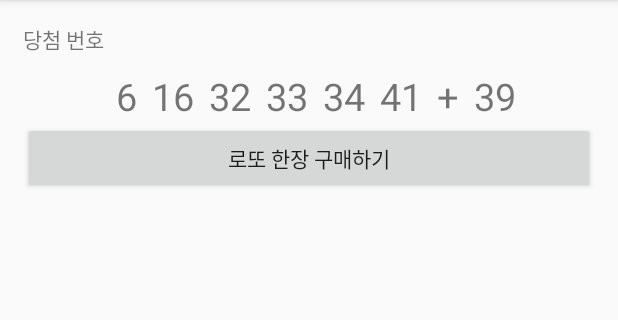
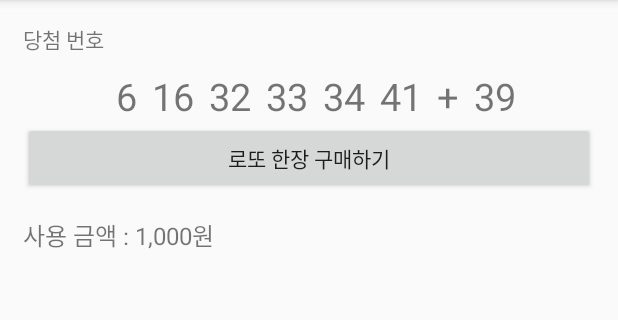
Before and after one commit to YUJIWAN/FinalProject_02_LottoSimulator, an Android app: the screen it shows after launch (MainActivity), after a tap on "로또 한장 구매하기", on a phone screen of 412 x 824 dp, the part 84-404 px from its top. Run offline under Robolectric (Android 15) with nearby library versions, the phone set to English and light mode, and no system bars; our stand-ins replace data binding.

Commit message:
사용금액 표시

```diff
--- a/app/src/main/java/kr/co/tjoeun/finalproject_02_lottosimulator/MainActivity.java
+++ b/app/src/main/java/kr/co/tjoeun/finalproject_02_lottosimulator/MainActivity.java
@@ -16,6 +16,7 @@ import kr.co.tjoeun.finalproject_02_lottosimulator.databinding.ActivityMainBindi
 
 public class MainActivity extends BaseActivity {
 
+    long useMoneyAmount = 0;
     List<TextView> winNumTxtList = new ArrayList<>();
     int[] winLottoNumArr = new int[6];
     int bounsNum = 0;
@@ -41,6 +42,11 @@ public class MainActivity extends BaseActivity {
 
 //                당첨번호를 생성하고 => 텍스트뷰에 반영
                 makeWinLottoNum();
+//                몇등인지 판단하는 함수
+                checkLottoRank();
+
+
+
             }
         });
     }
@@ -134,4 +140,13 @@ public class MainActivity extends BaseActivity {
 //        보너스 넘버가 생성됨.
         binding.bonusLottoNumTxt.setText(bounsNum+"");
     }
+    void checkLottoRank(){
+//        돈을 천원 지불+등수 확인
+        useMoneyAmount += 1000;
+
+        binding.useMoneyTxt.setText(String.format("사용 금액 : %,d원",useMoneyAmount));
+
+
+
+    }
 }
--- a/app/src/main/res/layout/activity_main.xml
+++ b/app/src/main/res/layout/activity_main.xml
@@ -93,5 +93,12 @@
             android:layout_height="wrap_content"
             android:text="로또 한장 구매하기"/>
 
+        <TextView
+            android:id="@+id/useMoneyTxt"
+            android:layout_marginTop="15dp"
+            android:textSize="16sp"
+            android:text="사용 금액 : 0원"
+            android:layout_width="wrap_content"
+            android:layout_height="wrap_content"/>
     </LinearLayout>
 </layout>
```
